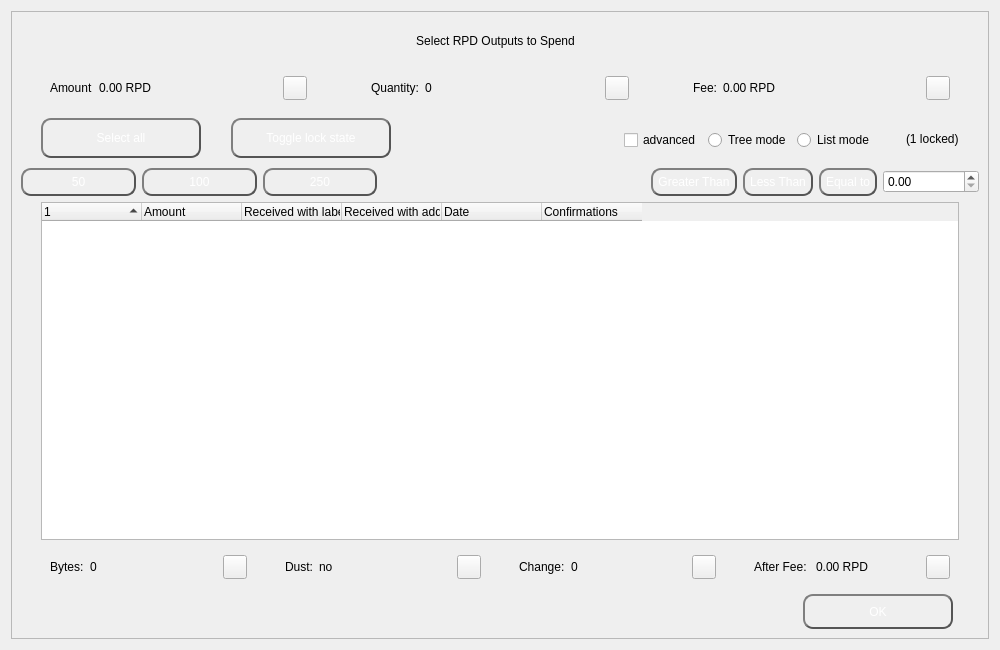
Qt form src/qt/forms/coincontroldialog.ui (MotoAcidic/Rapids) before a commit.
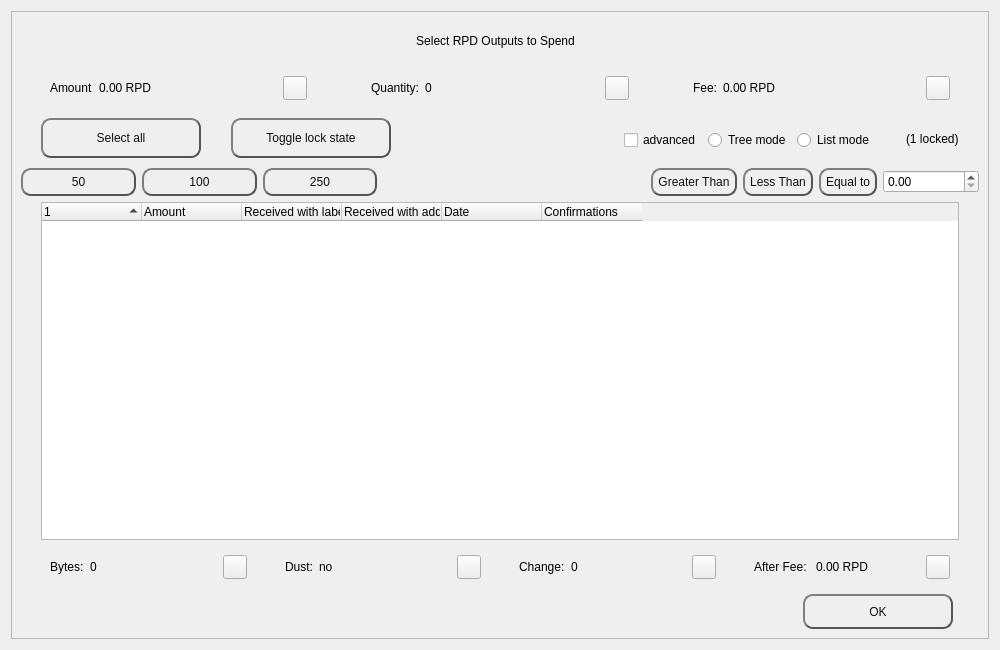
The same form after that commit. Custom widgets are drawn as their Qt base class.

```diff
--- a/src/qt/forms/coincontroldialog.ui
+++ b/src/qt/forms/coincontroldialog.ui
@@ -233,13 +233,13 @@
           </property>
           <property name="styleSheet">
            <string notr="true">QPushButton {
-color: #fff;
+color: #0F0F0F;
 border: 2px solid #555;
 border-radius: 10px;
 border-style: outset;
 background: qradialgradient(
 cx: 0.3, cy: -0.4, fx: 0.3, fy: -0.4,
-radius: 1.35, stop: 0 #FF5533, stop: 1 #FF5533
+radius: 1.35, stop: 0 #d1d5db, stop: 1 #d1d5db
 );
 padding: 5px;
 }
@@ -269,13 +269,13 @@
           </property>
           <property name="styleSheet">
            <string notr="true">QPushButton {
-color: #fff;
+color: #0F0F0F;
 border: 2px solid #555;
 border-radius: 10px;
 border-style: outset;
 background: qradialgradient(
 cx: 0.3, cy: -0.4, fx: 0.3, fy: -0.4,
-radius: 1.35, stop: 0 #FF5533, stop: 1 #FF5533
+radius: 1.35, stop: 0 #d1d5db, stop: 1 #d1d5db
 );
 padding: 5px;
 }
@@ -302,13 +302,13 @@
           </property>
           <property name="styleSheet">
            <string notr="true">QPushButton {
-color: #fff;
+color: #0F0F0F;
 border: 2px solid #555;
 border-radius: 10px;
 border-style: outset;
 background: qradialgradient(
 cx: 0.3, cy: -0.4, fx: 0.3, fy: -0.4,
-radius: 1.35, stop: 0 #FF5533, stop: 1 #FF5533
+radius: 1.35, stop: 0 #d1d5db, stop: 1 #d1d5db
 );
 padding: 5px;
 }
@@ -342,13 +342,13 @@
          <widget class="QPushButton" name="GreaterThan">
           <property name="styleSheet">
            <string notr="true">QPushButton {
-color: #fff;
+color: #0F0F0F;
 border: 2px solid #555;
 border-radius: 10px;
 border-style: outset;
 background: qradialgradient(
 cx: 0.3, cy: -0.4, fx: 0.3, fy: -0.4,
-radius: 1.35, stop: 0 #FF5533, stop: 1 #FF5533
+radius: 1.35, stop: 0 #d1d5db, stop: 1 #d1d5db
 );
 padding: 5px;
 }
@@ -369,13 +369,13 @@
          <widget class="QPushButton" name="LessThan">
           <property name="styleSheet">
            <string notr="true">QPushButton {
-color: #fff;
+color: #0F0F0F;
 border: 2px solid #555;
 border-radius: 10px;
 border-style: outset;
 background: qradialgradient(
 cx: 0.3, cy: -0.4, fx: 0.3, fy: -0.4,
-radius: 1.35, stop: 0 #FF5533, stop: 1 #FF5533
+radius: 1.35, stop: 0 #d1d5db, stop: 1 #d1d5db
 );
 padding: 5px;
 }
@@ -396,13 +396,13 @@
          <widget class="QPushButton" name="EqualTo">
           <property name="styleSheet">
            <string notr="true">QPushButton {
-color: #fff;
+color: #0F0F0F;
 border: 2px solid #555;
 border-radius: 10px;
 border-style: outset;
 background: qradialgradient(
 cx: 0.3, cy: -0.4, fx: 0.3, fy: -0.4,
-radius: 1.35, stop: 0 #FF5533, stop: 1 #FF5533
+radius: 1.35, stop: 0 #d1d5db, stop: 1 #d1d5db
 );
 padding: 5px;
 }
@@ -530,13 +530,13 @@
           </property>
           <property name="styleSheet">
            <string notr="true">QPushButton {
-color: #fff;
+color: #0F0F0F;
 border: 2px solid #555;
 border-radius: 10px;
 border-style: outset;
 background: qradialgradient(
 cx: 0.3, cy: -0.4, fx: 0.3, fy: -0.4,
-radius: 1.35, stop: 0 #FF5533, stop: 1 #FF5533
+radius: 1.35, stop: 0 #d1d5db, stop: 1 #d1d5db
 );
 padding: 5px;
 }
@@ -888,13 +888,13 @@
              </property>
              <property name="styleSheet">
               <string notr="true">QPushButton {
-color: #fff;
+color: #0F0F0F;
 border: 2px solid #555;
 border-radius: 10px;
 border-style: outset;
 background: qradialgradient(
 cx: 0.3, cy: -0.4, fx: 0.3, fy: -0.4,
-radius: 1.35, stop: 0 #FF5533, stop: 1 #FF5533
+radius: 1.35, stop: 0 #d1d5db, stop: 1 #d1d5db
 );
 padding: 5px;
 }
@@ -961,13 +961,13 @@
              </property>
              <property name="styleSheet">
               <string notr="true">QPushButton {
-color: #fff;
+color: #0F0F0F;
 border: 2px solid #555;
 border-radius: 10px;
 border-style: outset;
 background: qradialgradient(
 cx: 0.3, cy: -0.4, fx: 0.3, fy: -0.4,
-radius: 1.35, stop: 0 #FF5533, stop: 1 #FF5533
+radius: 1.35, stop: 0 #d1d5db, stop: 1 #d1d5db
 );
 padding: 5px;
 }
```
Left out of the diff: 18 changed lines with no effect on the pictures.
